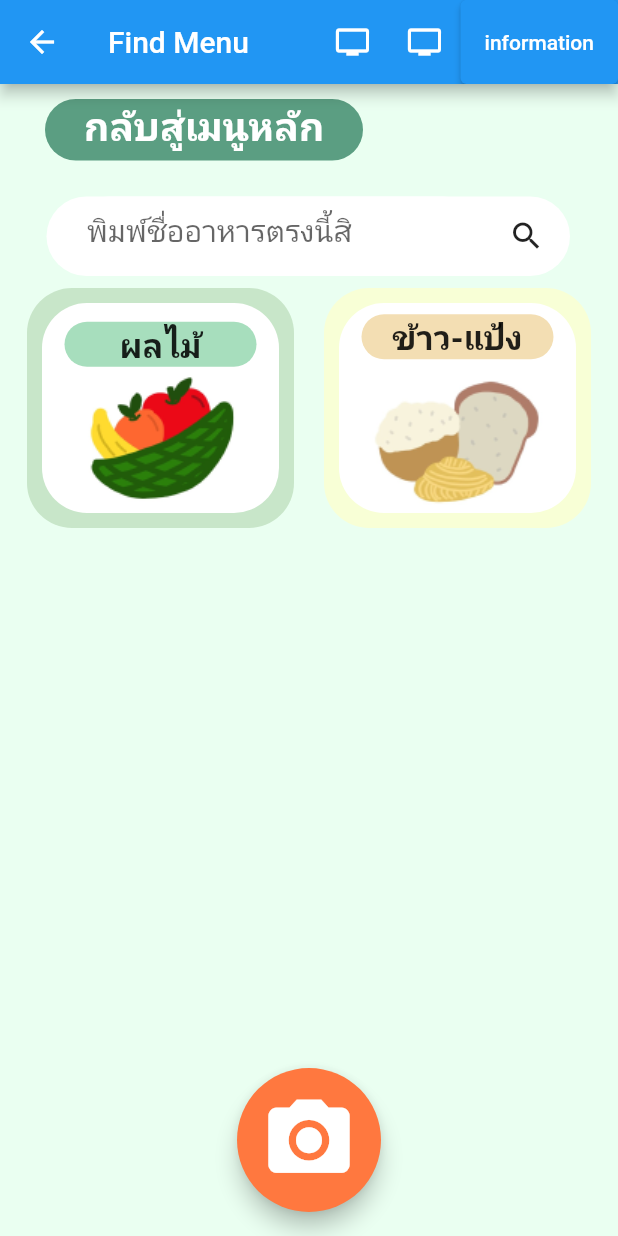
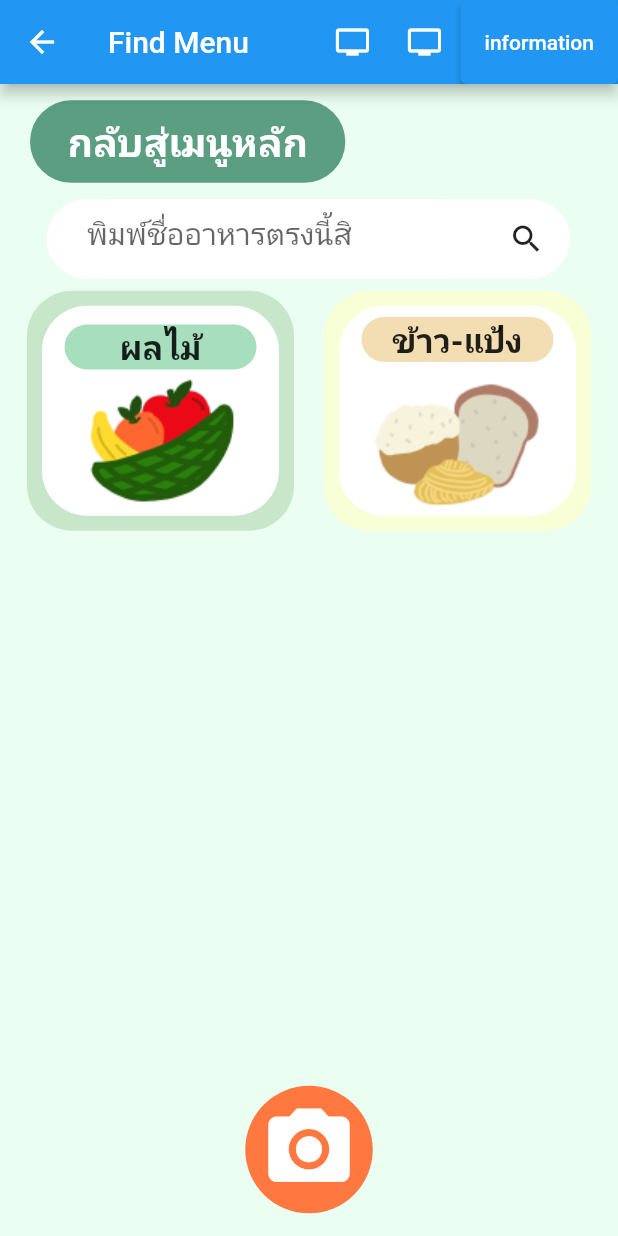
Before and after one commit to AINutritionProject/KinDeeUDee, a Flutter app: the MenuPage screen opened directly, on a phone screen of 412 x 824 dp. Run offline on Flutter 3.47's test engine with Material 2 defaults, Android fonts, the phone set to English and light mode, and no system bars; our stand-ins replace camera, cloud_firestore, csv, dotted_border, firebase_auth, firebase_core and 6 more; accounts and stored records are empty.

Commit message:
modify and Restructure layout

```diff
--- a/lib/pages/menu.dart
+++ b/lib/pages/menu.dart
@@ -12,20 +12,21 @@ class MenuPage extends StatelessWidget {
   @override
   Widget build(BuildContext context) {
     return Scaffold(
+        resizeToAvoidBottomInset: false,
         floatingActionButtonLocation: FloatingActionButtonLocation.centerFloat,
-        floatingActionButton: FloatingActionButton.large(
-          backgroundColor: const Color.fromARGB(255, 255, 120, 63),
-          hoverColor: const Color.fromRGBO(255, 120, 63, 0.5),
-          onPressed: () {
-            Navigator.of(context).push(MaterialPageRoute(
-                builder: (context) =>
-                    const CameraPage(replaceWhenNavigate: false)));
-          },
-          child: const Icon(
-            size: 65.0,
-            Icons.camera_alt,
-          ),
-        ),
+        // floatingActionButton: FloatingActionButton.large(
+        //   backgroundColor: const Color.fromARGB(255, 255, 120, 63),
+        //   hoverColor: const Color.fromRGBO(255, 120, 63, 0.5),
+        //   onPressed: () {
+        //     Navigator.of(context).push(MaterialPageRoute(
+        //         builder: (context) =>
+        //             const CameraPage(replaceWhenNavigate: false)));
+        //   },
+        //   child: const Icon(
+        //     size: 65.0,
+        //     Icons.camera_alt,
+        //   ),
+        // ),
         appBar: AppBar(
           title: const Text("Find Menu"),
           actions: [
@@ -56,24 +57,70 @@ class MenuPage extends StatelessWidget {
           ],
         ),
         backgroundColor: const Color.fromRGBO(234, 255, 241, 1),
-        body: SingleChildScrollView(
+        body: SafeArea(
           child: Container(
             width: MediaQuery.of(context).size.width,
+            height: MediaQuery.of(context).size.height,
             color: const Color.fromRGBO(234, 255, 241, 1),
             child: Column(
               children: [
-                Row(
+                Expanded(
+                  flex: 10,
+                  child: Row(
                     children: [
-                    Padding(
-                        padding: const EdgeInsets.only(
-                            left: 30, top: 10, bottom: 24),
-                        child: GestureDetector(
+                      GestureDetector(
                         onTap: () {
                           Navigator.pop(context);
                         },
+                        child: const Padding(
+                          padding: EdgeInsets.symmetric(horizontal: 20),
+                          child: BoxButtonToMenu(),
+                        ),
+                      ),
+                    ],
+                  ),
+                ),
+                const Expanded(
+                    flex: 75,
+                    child: TextFieldExample()),
+                Expanded(
+                    flex: 15,
+                    child: SizedBox(
+                      width: MediaQuery.of(context).size.width,
+
+                      child: Align(
+                        alignment: Alignment.center,
                         child: Container(
-                            width: 212,
-                            height: 41,
+                          padding: const EdgeInsets.all(10),
+                          decoration: const BoxDecoration(
+                            color: Color.fromRGBO(255, 120, 63, 1),
+                            shape: BoxShape.circle
+                          ),
+
+                          child: const Icon(
+                            size: 65.0,
+                            Icons.camera_alt,
+                            color: Colors.white,
+                          ),
+                        ),
+                      ),
+                    ))
+              ],
+            ),
+          ),
+        ));
+  }
+}
+
+class BoxButtonToMenu extends StatelessWidget {
+  const BoxButtonToMenu({
+    super.key,
+  });
+
+  @override
+  Widget build(BuildContext context) {
+    return Container(
+      padding: const EdgeInsets.symmetric(vertical: 10, horizontal: 25),
       decoration: const BoxDecoration(
           color: Color.fromRGBO(91, 158, 130, 1),
           borderRadius: BorderRadius.all(
@@ -82,20 +129,10 @@ class MenuPage extends StatelessWidget {
       child: const Text(
         "กลับสู่เมนูหลัก",
         style: TextStyle(
-                                  color: Colors.white,
-                                  fontSize: 26,
-                                  fontWeight: FontWeight.bold),
+            color: Colors.white, fontSize: 26, fontWeight: FontWeight.bold),
         textAlign: TextAlign.center,
       ),
-                          ),
-                        )),
-                  ],
-                ),
-                const TextFieldExample(),
-              ],
-            ),
-          ),
-        ));
+    );
   }
 }
 
@@ -271,22 +308,24 @@ class _TextFieldExampleState extends State<TextFieldExample> {
           ),
         ),
         (_active)
-            ? Padding(
+            ? Expanded(
+                flex: 4,
+                child: Padding(
                   padding: const EdgeInsets.only(top: 15),
                   child: SizedBox(
-                    height: 640,
                       child: GridView.count(
                     crossAxisCount: 2,
                     children: foodQuery
                         .map((food) => Expanded(
                               child: Padding(
-                                  padding: const EdgeInsets.only(
-                                      left: 15, right: 15),
+                                padding:
+                                    const EdgeInsets.only(left: 15, right: 15),
                                 child: FoodIcons(food: food),
                               ),
                             ))
                         .toList(),
                   )),
+                ),
               )
             : Padding(
                 padding: const EdgeInsets.all(8.0),
```
Lines whose indentation alone changed are shown as unchanged.
